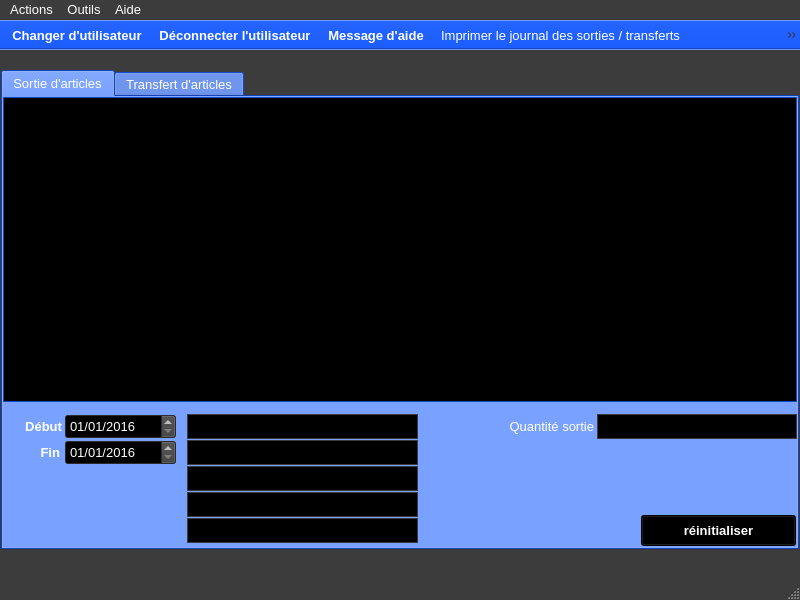
Old version of the form ui/yeroth-erp-transactions-window.ui in the repository xnoumbissinoundou/yeroth-erp-3.0.
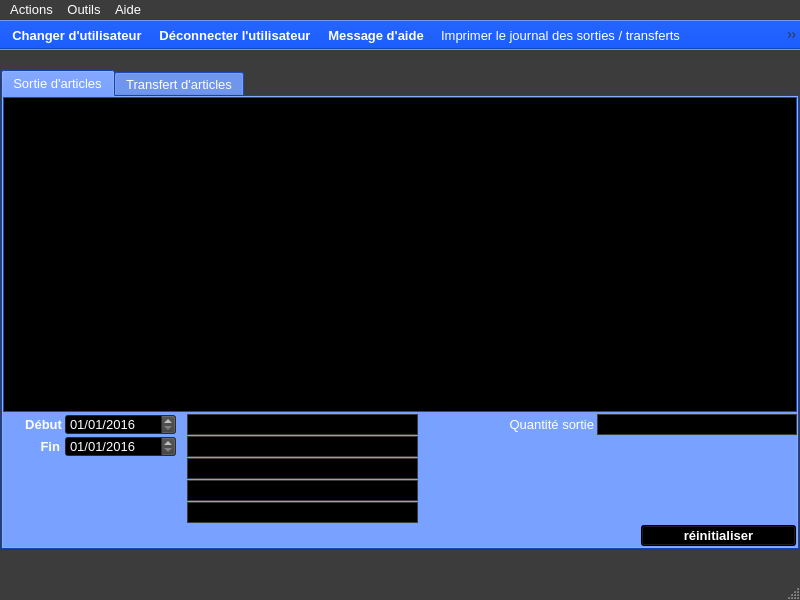
New version of the form. Icons and pictures are not drawn. Custom widgets are drawn as their Qt base class.

Commit message: On branch master 	modified:   src/windows/yeroth-erp-clients-window.cpp 	modified:   ui/yeroth-erp-entrer-window.ui 	modified:   ui/yeroth-erp-transactions-window.ui

Diff of the .ui file:
```diff
--- a/ui/yeroth-erp-transactions-window.ui
+++ b/ui/yeroth-erp-transactions-window.ui
@@ -883,7 +883,7 @@
         <x>0</x>
         <y>0</y>
         <width>794</width>
-        <height>305</height>
+        <height>315</height>
        </rect>
       </property>
       <property name="palette">
@@ -1754,7 +1754,7 @@
     <property name="geometry">
      <rect>
       <x>2</x>
-      <y>392</y>
+      <y>386</y>
       <width>58</width>
       <height>21</height>
      </rect>
@@ -1782,7 +1782,7 @@
       <x>65</x>
       <y>364</y>
       <width>111</width>
-      <height>25</height>
+      <height>21</height>
      </rect>
     </property>
     <property name="palette">
@@ -2220,7 +2220,7 @@
     <property name="geometry">
      <rect>
       <x>4</x>
-      <y>366</y>
+      <y>364</y>
       <width>58</width>
       <height>21</height>
      </rect>
@@ -2243,9 +2243,9 @@
     <property name="geometry">
      <rect>
       <x>65</x>
-      <y>390</y>
+      <y>386</y>
       <width>111</width>
-      <height>25</height>
+      <height>21</height>
      </rect>
     </property>
     <property name="palette">
@@ -2683,7 +2683,7 @@
     <property name="geometry">
      <rect>
       <x>443</x>
-      <y>366</y>
+      <y>364</y>
       <width>151</width>
       <height>21</height>
      </rect>
@@ -2707,9 +2707,9 @@
     <property name="geometry">
      <rect>
       <x>187</x>
-      <y>416</y>
+      <y>408</y>
       <width>231</width>
-      <height>25</height>
+      <height>21</height>
      </rect>
     </property>
     <property name="palette">
@@ -3149,9 +3149,9 @@
     <property name="geometry">
      <rect>
       <x>187</x>
-      <y>390</y>
+      <y>386</y>
       <width>231</width>
-      <height>25</height>
+      <height>21</height>
      </rect>
     </property>
     <property name="palette">
@@ -3593,7 +3593,7 @@
       <x>187</x>
       <y>364</y>
       <width>231</width>
-      <height>25</height>
+      <height>21</height>
      </rect>
     </property>
     <property name="palette">
@@ -4042,9 +4042,9 @@
     <property name="geometry">
      <rect>
       <x>187</x>
-      <y>442</y>
+      <y>430</y>
       <width>231</width>
-      <height>25</height>
+      <height>21</height>
      </rect>
     </property>
     <property name="palette">
@@ -4484,9 +4484,9 @@
     <property name="geometry">
      <rect>
       <x>641</x>
-      <y>465</y>
+      <y>475</y>
       <width>155</width>
-      <height>31</height>
+      <height>21</height>
      </rect>
     </property>
     <property name="palette">
@@ -4919,9 +4919,9 @@
     <property name="geometry">
      <rect>
       <x>187</x>
-      <y>468</y>
+      <y>452</y>
       <width>231</width>
-      <height>25</height>
+      <height>21</height>
      </rect>
     </property>
     <property name="palette">
@@ -5363,7 +5363,7 @@
       <x>597</x>
       <y>364</y>
       <width>200</width>
-      <height>25</height>
+      <height>21</height>
      </rect>
     </property>
     <property name="palette">
```
Left out of the diff: 2 changed lines with no effect on the pictures. The commit also changes 2 other files.
